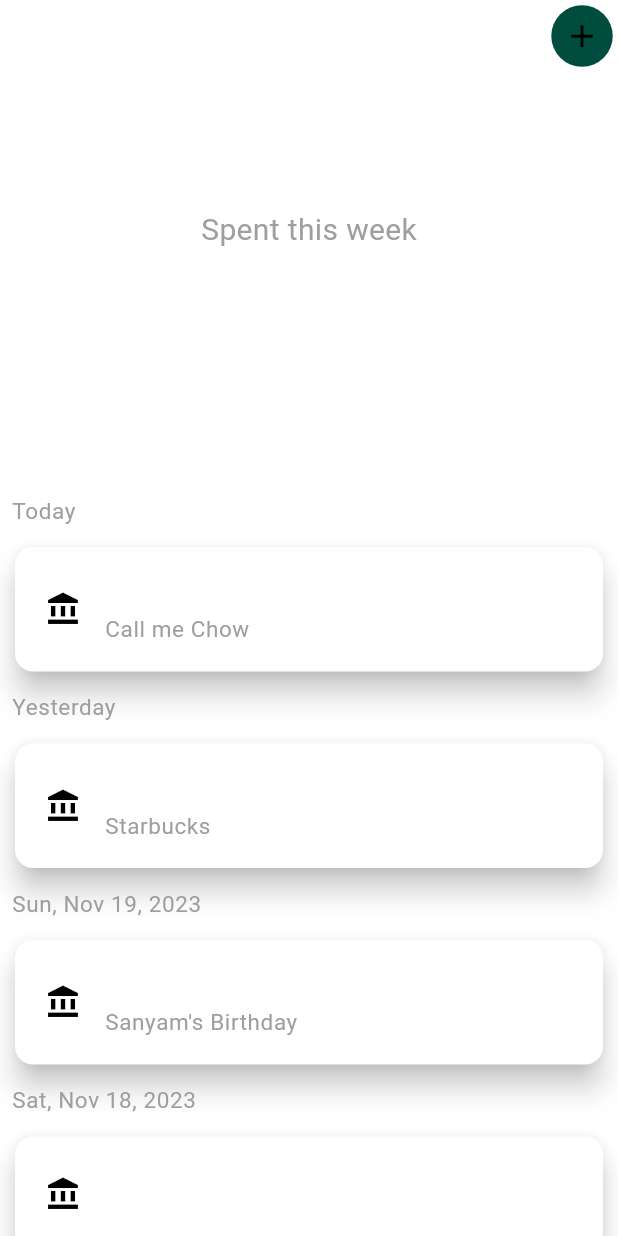
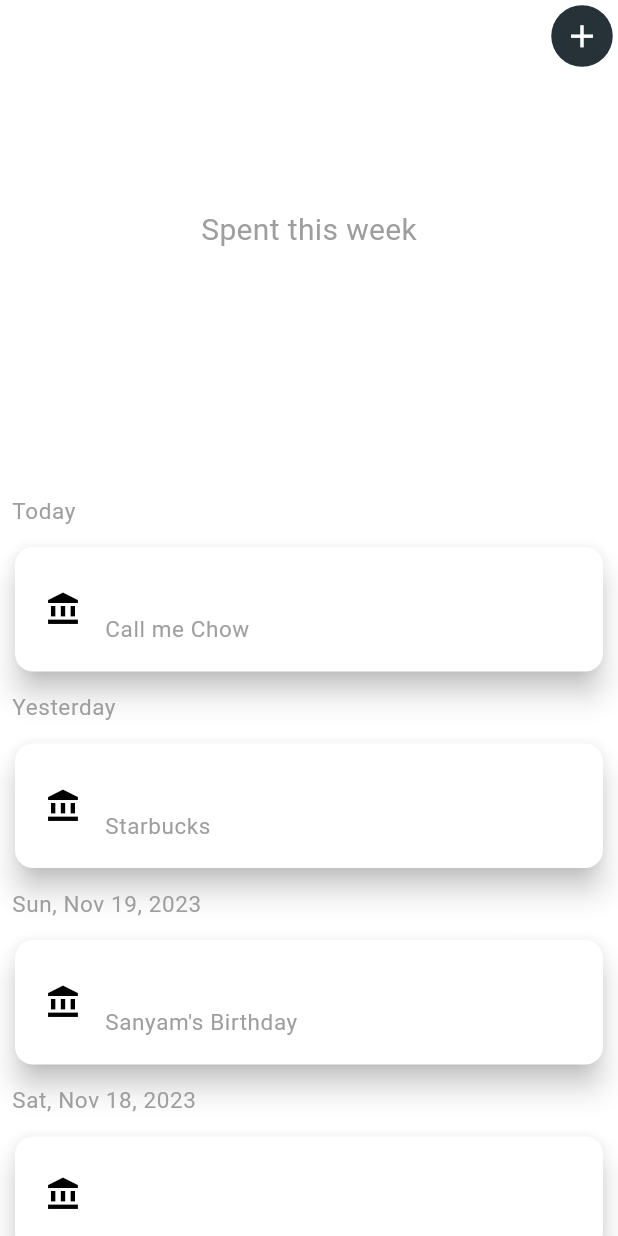
Before and after one commit to Tak1za/expenser, a Flutter app: the screen it shows after launch, on a phone screen of 412 x 824 dp. Run offline on Flutter 3.47's test engine with Material 3 defaults, Android fonts, the phone set to English and light mode, and no system bars; drawn by our look-alikes of grouped_list.

Commit message:
updated theme

```diff
--- a/lib/pages/home_page.dart
+++ b/lib/pages/home_page.dart
@@ -19,6 +19,7 @@ class HomePage extends StatelessWidget {
                   icon: const Icon(
                     Icons.add,
                     size: 25,
+                    color: Colors.white,
                   ),
                   style: Theme.of(context).iconButtonTheme.style,
                 )
--- a/lib/themes/themes.dart
+++ b/lib/themes/themes.dart
@@ -5,11 +5,10 @@ class Theme {
   static ThemeData dark() {
     return ThemeData(
       colorScheme: ColorScheme.fromSwatch().copyWith(
-        primary: Colors.deepPurple[200],
-        primaryContainer: const Color(0x003700B3),
-        secondary: Colors.teal[200],
+        primary: const Color(0xFF263238),
+        secondary: const Color(0xFF455A64),
         background: Colors.black,
-        surface: Colors.teal[900],
+        surface: const Color(0xFF263238),
         error: const Color(0x00CF6679),
         onPrimary: Colors.black,
         onSecondary: Colors.black,
@@ -18,13 +17,13 @@ class Theme {
         onError: Colors.black,
         brightness: Brightness.dark,
       ),
-      iconButtonTheme: IconButtonThemeData(
+      iconButtonTheme: const IconButtonThemeData(
         style: ButtonStyle(
-          backgroundColor: MaterialStatePropertyAll(Colors.teal[900]),
+          backgroundColor: MaterialStatePropertyAll(Color(0xFF263238)),
         ),
       ),
       useMaterial3: true,
-      splashColor: Colors.deepPurple[200],
+      splashColor: Colors.purple[200],
       textTheme: TextTheme(
         labelLarge: const TextStyle(
           color: Colors.white,
```
